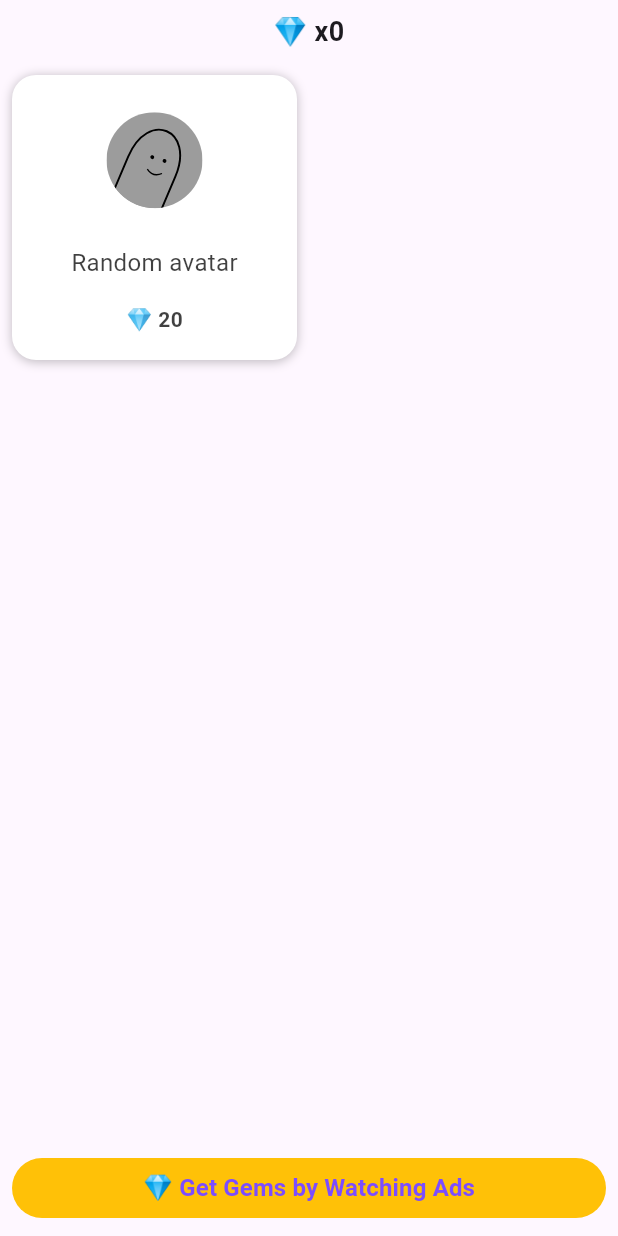
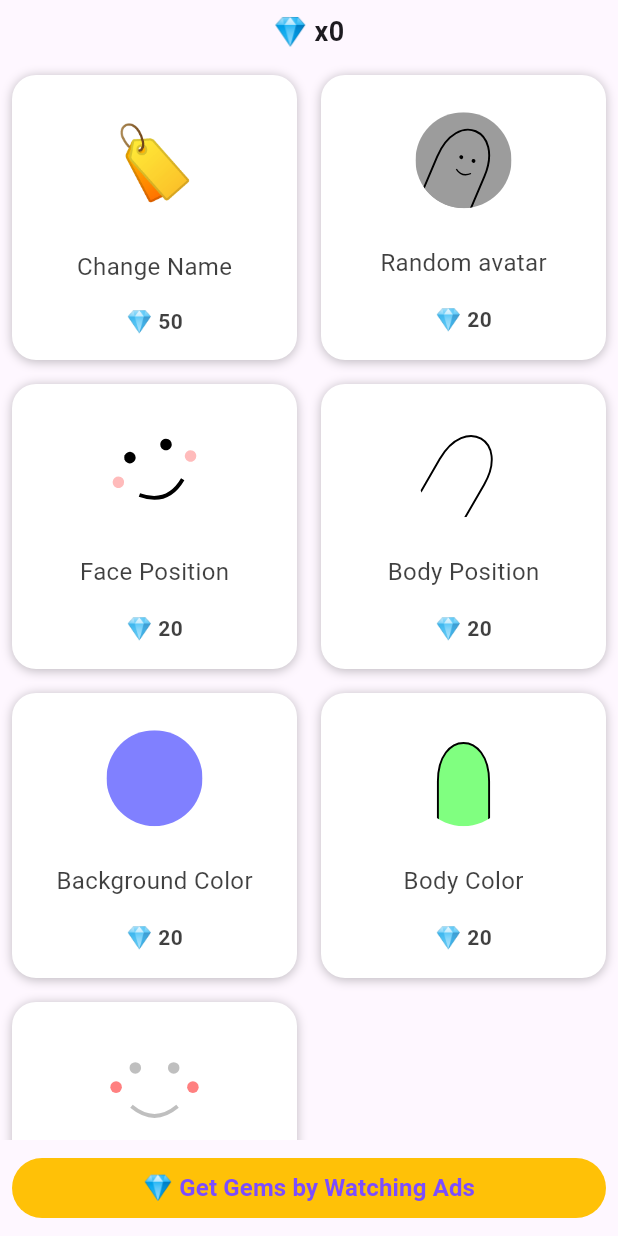
Before and after one commit to RoSPagram/RoSPagram_App, a Flutter app: the Shop widget shown alone on an empty page, opened directly, on a phone screen of 412 x 824 dp. Run offline on Flutter 3.47's test engine with Material 3 defaults, Android fonts, the phone set to English and light mode, and no system bars; our stand-ins replace firebase_core, firebase_messaging, flutter_dotenv, flutter_local_notifications, flutter_svg, google_mobile_ads and 3 more; missing offline and left inert: ntp; accounts and stored records are empty; generated files the repository leaves out were written again; network calls fail.

Commit message:
Update shop.dart : Add new items

```diff
--- a/lib/screens/shop.dart
+++ b/lib/screens/shop.dart
@@ -2,6 +2,7 @@ import 'dart:convert';
 import 'package:flutter/material.dart';
 import 'package:provider/provider.dart';
 import 'package:flutter_gen/gen_l10n/app_localizations.dart';
+import 'package:flutter_svg/flutter_svg.dart';
 import '../providers/my_info.dart';
 import '../providers/gem_data.dart';
 import '../providers/ranking_data.dart';
@@ -11,8 +12,15 @@ import '../widgets/reward_ad_button.dart';
 import '../utilities/supabase_util.dart';
 import '../utilities/alert_dialog.dart';
 import '../utilities/avatar_util.dart';
+import '../constants.dart';
 
+const PRICE_CHANGE_NAME = 50;
 const PRICE_RANDOM_AVATAR = 20;
+const PRICE_FACE_POSITION = 20;
+const PRICE_BODY_POSITION = 20;
+const PRICE_BODY_COLOR = 20;
+const PRICE_BACKGROUND_COLOR = 20;
+const PRICE_CHEEK_COLOR = 10;
 
 class Shop extends StatelessWidget {
   const Shop({super.key});
@@ -43,6 +51,17 @@ class Shop extends StatelessWidget {
               crossAxisCount: 2,
             ),
             children: [
+              ShopListItem(
+                itemWidget: Text(
+                  '🏷️',
+                  style: TextStyle(fontSize: 48),
+                ),
+                itemName: 'Change Name',
+                price: PRICE_CHANGE_NAME,
+                onTap: () {
+
+                },
+              ),
               ShopListItem(
                 itemWidget: ProfileAvatar(
                   avatarData: jsonEncode(avatar.toJSON()),
@@ -85,6 +104,70 @@ class Shop extends StatelessWidget {
                   );
                 },
               ),
+              ShopListItem(
+                itemWidget: SvgPicture.string(
+                  getAvatarFaceSVG(faceRotate: -20),
+                  width: 64,
+                  height: 64,
+                ),
+                itemName: 'Face Position',
+                price: PRICE_FACE_POSITION,
+                onTap: () {
+
+                },
+              ),
+              ShopListItem(
+                itemWidget: SvgPicture.string(
+                  getAvatarBodySVG(bodyRotate: 30),
+                  width: 64,
+                  height: 64,
+                ),
+                itemName: 'Body Position',
+                price: PRICE_BODY_POSITION,
+                onTap: () {
+
+                },
+              ),
+              ShopListItem(
+                itemWidget: SvgPicture.string(
+                  getAvatarBackgroundSVG(color: '#8080ff'),
+                  width: 64,
+                  height: 64,
+                ),
+                itemName: 'Background Color',
+                price: PRICE_BACKGROUND_COLOR,
+                onTap: () {
+
+                },
+              ),
+              ShopListItem(
+                itemWidget: SvgPicture.string(
+                  getAvatarBodySVG(backgroundColor: '#80ff80'),
+                  width: 64,
+                  height: 64,
+                ),
+                itemName: 'Body Color',
+                price: PRICE_BODY_COLOR,
+                onTap: () {
+
+                },
+              ),
+              ShopListItem(
+                itemWidget: SvgPicture.string(
+                  getAvatarFaceSVG(
+                    cheekColor: '#ff8080',
+                    eyesOpacity: 0.25,
+                    mouthOpacity: 0.25,
+                  ),
+                  width: 64,
+                  height: 64,
+                ),
+                itemName: 'Cheek Color',
+                price: PRICE_CHEEK_COLOR,
+                onTap: () {
+
+                },
+              ),
             ],
           ),
         ),
```
